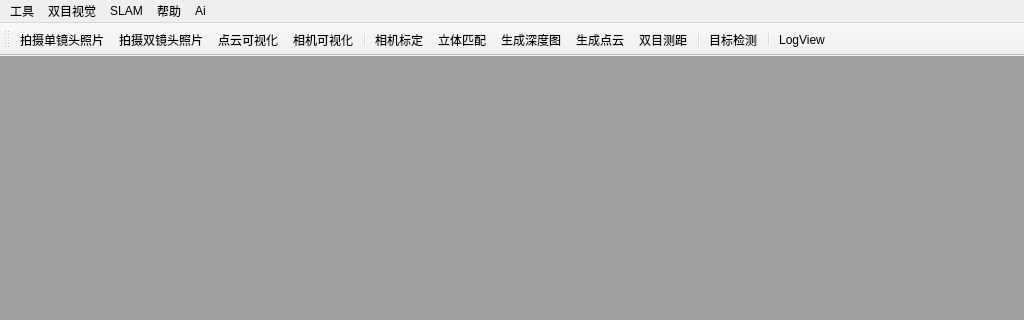
jiafeng5513/Evision, file src/Evision/Evision.ui: the form before one commit; both pictures show x 0 to 1024 and y 0 to 320 of the 1024 by 710 pixel window.
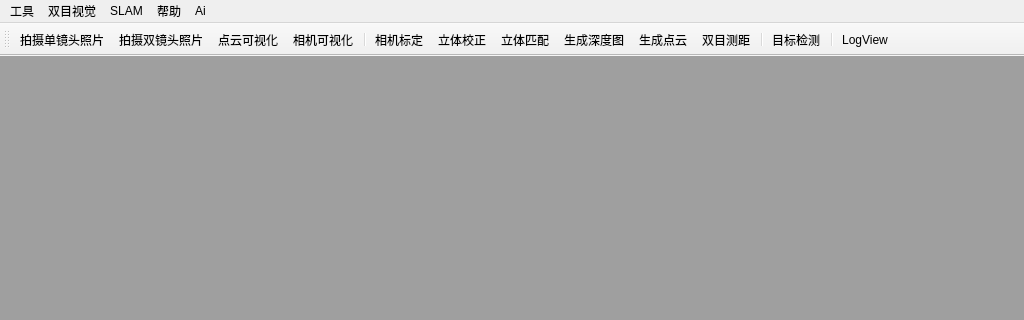
The form after the commit. Icons and pictures are not drawn.

Commit message: 新增rectify

Diff of the .ui file:
```diff
--- a/src/Evision/Evision.ui
+++ b/src/Evision/Evision.ui
@@ -133,6 +133,7 @@
    <addaction name="action_CameraParam"/>
    <addaction name="separator"/>
    <addaction name="action_CalibrateView"/>
+   <addaction name="actio_Rectify"/>
    <addaction name="action_StereoMatchView"/>
    <addaction name="action_DepthMap_View"/>
    <addaction name="action_PointCloud_View"/>
@@ -275,6 +276,15 @@
     <string>切换LogView的显示状态</string>
    </property>
   </action>
+  <action name="actio_Rectify">
+   <property name="icon">
+    <iconset resource="Evision.qrc">
+     <normaloff>:/Evision/resource/focusing_128px_1162023_easyicon.net.ico</normaloff>:/Evision/resource/focusing_128px_1162023_easyicon.net.ico</iconset>
+   </property>
+   <property name="text">
+    <string>立体校正</string>
+   </property>
+  </action>
  </widget>
  <layoutdefault spacing="6" margin="11"/>
  <resources>
```
Left out of the diff: 18 changed lines with no effect on the pictures. The commit also changes 50 other files.
